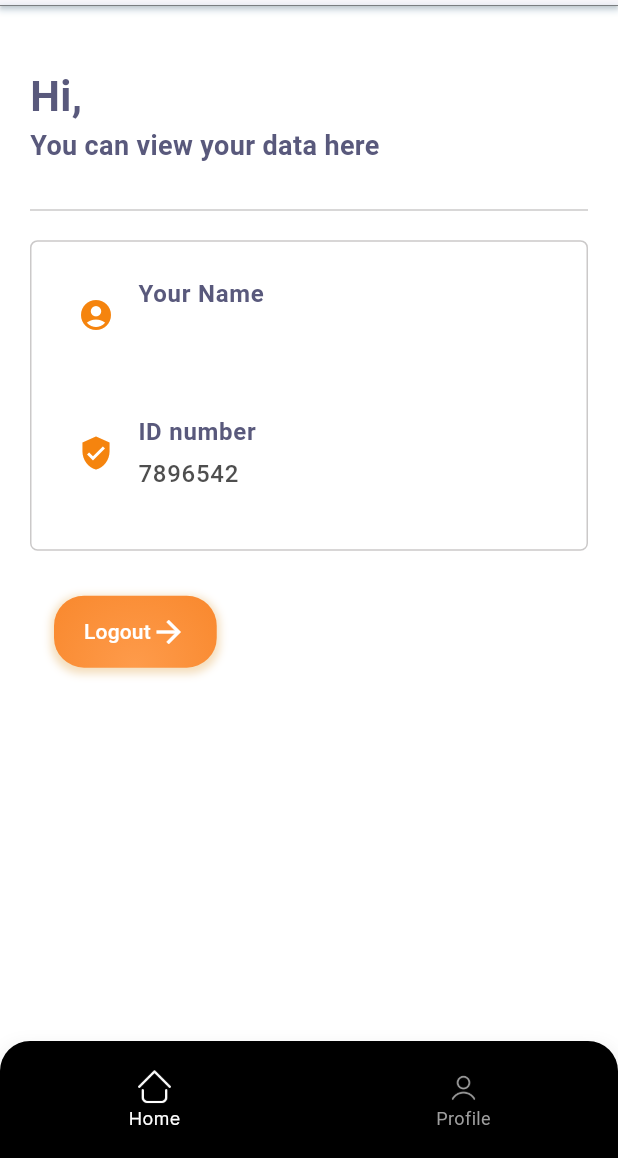
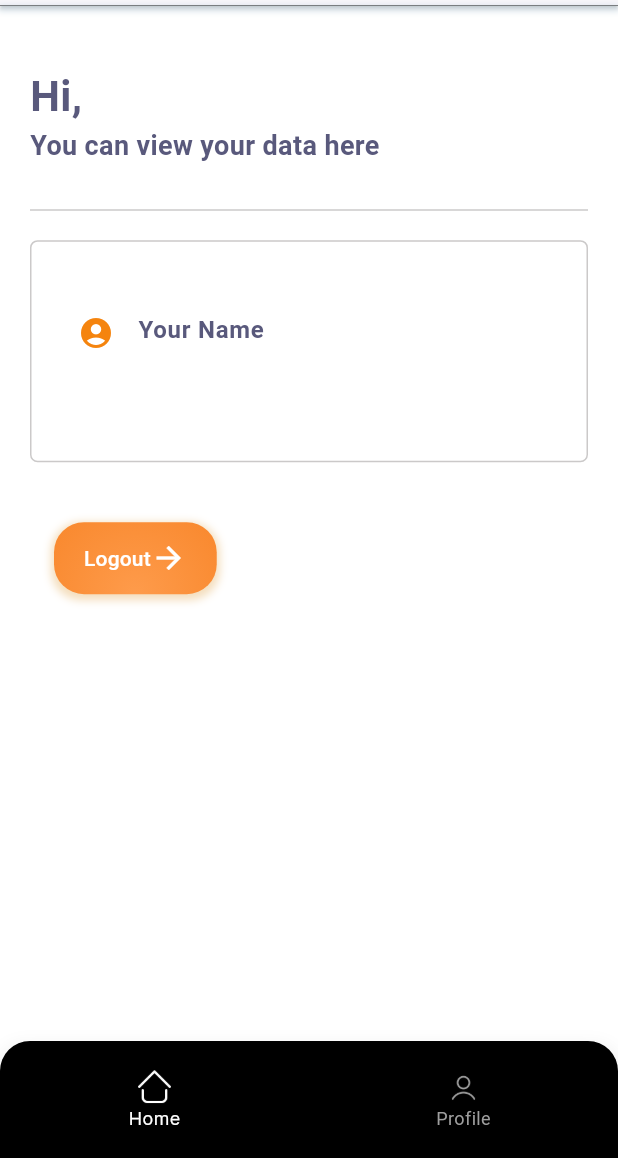
Before and after one commit to sallyymq/TicketEasy_, a Flutter app: the BProfilePage screen opened directly, on a phone screen of 412 x 824 dp, the part 78-1236 px from its top. Run offline on Flutter 3.47's test engine with Material 3 defaults, Android fonts, the light colour scheme and no system bars; our stand-ins replace animated_splash_screen, cloud_firestore, dio, firebase_auth, firebase_core, google_sign_in and 8 more; missing offline and left inert: dart:html, dart:js_util, flutter_stripe; accounts and stored records are empty.

Commit message:
Update b_profile.dart

```diff
--- a/lib/pages/busadmin/b_profile.dart
+++ b/lib/pages/busadmin/b_profile.dart
@@ -81,8 +81,8 @@ class _BProfilePageState extends State<BProfilePage> {
                         crossAxisAlignment: CrossAxisAlignment.start,
                         children: [
                           Text(
-                            "Your Name",
-                            style: TextStyle(
+                            "\nYour Name",
+                            style:TextStyle(
                               color: Color(0xFF59597C),
                               fontSize: 16,
                               fontWeight: FontWeight.bold,
@@ -100,39 +100,12 @@ class _BProfilePageState extends State<BProfilePage> {
                       onTap: () {},
                     ),
                     SizedBox(height: 24),
-                    ListTile(
-                      leading: Icon(
-                        Icons.verified_user,
-                        color: orangee,
-                        size: 24,
-                      ),
-                      title: Column(
-                        crossAxisAlignment: CrossAxisAlignment.start,
-                        children: [
-                          Text(
-                            "ID number",
-                            style: TextStyle(
-                              color: Color(0xFF59597C),
-                              fontSize: 16,
-                              fontWeight: FontWeight.bold,
-                            ),
-                          ),
-                          SizedBox(height: 4),
-                          Text(
-                            "7896542", // Replace with the actual ID if needed
-                            style: TextStyle(
-                                color: Color(0xFF222222).withOpacity(0.8),
-                                fontWeight: FontWeight.w500),
-                          ),
-                        ],
-                      ),
-                      onTap: () {},
-                    ),
-                    SizedBox(height: 15),
+
+
                   ],
                 ),
               ),
-              SizedBox(height: 30),
+              SizedBox(height: 40),
               MaterialButton(
                 onPressed: () async {
                   try {
```
